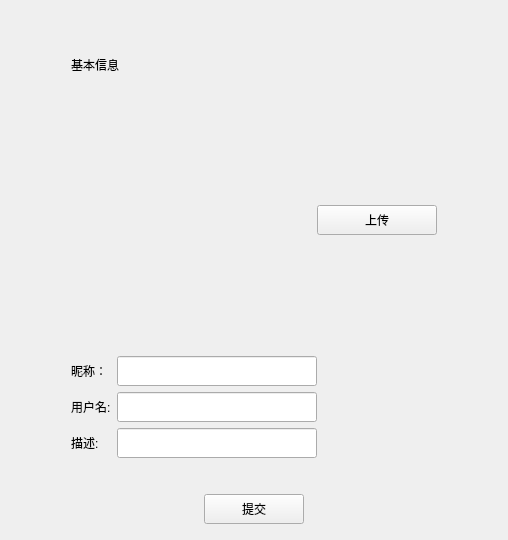
The window that QChat/userinfopage.ui (Z-xq7/QChat) describes before a commit, drawn with Qt 5.
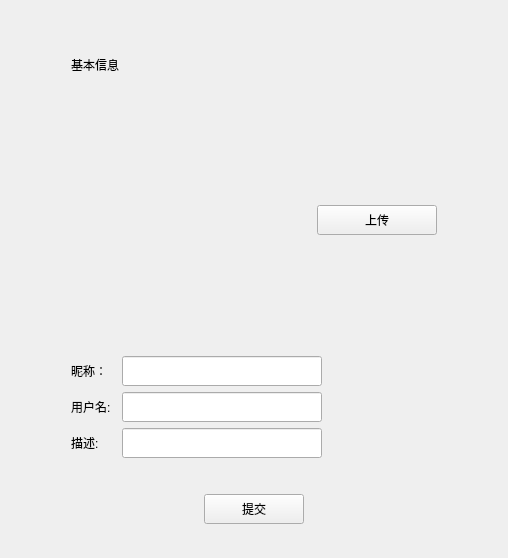
The same window after the commit.

```diff
--- a/QChat/userinfopage.ui
+++ b/QChat/userinfopage.ui
@@ -7,7 +7,7 @@
     <x>0</x>
     <y>0</y>
     <width>508</width>
-    <height>513</height>
+    <height>558</height>
    </rect>
   </property>
   <property name="windowTitle">
@@ -160,7 +160,7 @@
         <widget class="QLabel" name="label">
          <property name="minimumSize">
           <size>
-           <width>40</width>
+           <width>45</width>
            <height>0</height>
           </size>
          </property>
@@ -206,7 +206,7 @@
         <widget class="QLabel" name="label_2">
          <property name="minimumSize">
           <size>
-           <width>40</width>
+           <width>45</width>
            <height>0</height>
           </size>
          </property>
@@ -252,7 +252,7 @@
         <widget class="QLabel" name="label_3">
          <property name="minimumSize">
           <size>
-           <width>40</width>
+           <width>45</width>
            <height>0</height>
           </size>
          </property>
```
